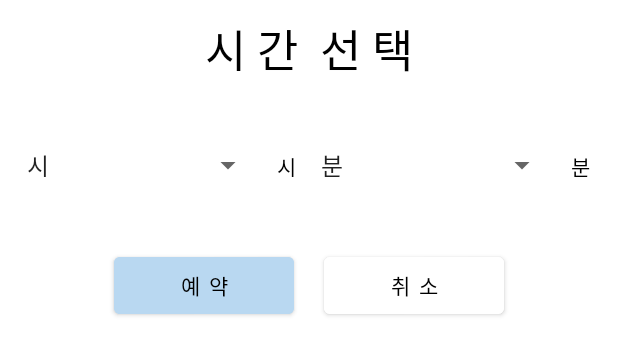
After one commit to naki1114/Yesik, an Android app: the layout time_dialog.xml on its own in the app's theme, with its tools: preview values and no code run, on a phone screen of 412 x 824 dp. The commit adds this screen. Shown: the top 355 px of the screen. Run offline under Robolectric (Android 15) with nearby library versions, the phone set to English and light mode, and no system bars.

Commit message:
- 시간 예약 레이아웃 수정 + Dialog로 시간 선택 예약 - 개인 회원 시간 예약 완료

```diff
--- a/app/src/main/java/com/example/yesik/RestaurantAdapter.java
+++ b/app/src/main/java/com/example/yesik/RestaurantAdapter.java
@@ -36,8 +36,8 @@ public class RestaurantAdapter extends RecyclerView.Adapter<RestaurantAdapter.Re
             itemView.setOnClickListener(new View.OnClickListener() {
                 @Override
                 public void onClick(View view) {
-                    Intent putIntent = new Intent(context, Reserve_Time.class);
-                    context.startActivity(putIntent);
+                    Intent putInfo = new Intent(context, Reserve_Time.class);
+                    context.startActivity(putInfo);
                 }
             });
         }
--- /dev/null
+++ b/app/src/main/res/layout/time_dialog.xml
@@ -0,0 +1,89 @@
+<?xml version="1.0" encoding="utf-8"?>
+<LinearLayout xmlns:android="http://schemas.android.com/apk/res/android"
+    android:layout_width="match_parent"
+    android:layout_height="wrap_content"
+    android:orientation="vertical"
+    android:padding="10dp">
+
+    <TextView
+        android:id="@+id/timeText"
+        android:layout_width="match_parent"
+        android:layout_height="wrap_content"
+        android:gravity="center"
+        android:fontFamily="@font/dongdong"
+        android:text="시 간  선 택"
+        android:textColor="@color/black"
+        android:textSize="30sp" />
+
+    <LinearLayout
+        android:layout_width="match_parent"
+        android:layout_height="wrap_content"
+        android:layout_marginTop="30dp"
+        android:orientation="horizontal">
+
+        <Spinner
+            android:id="@+id/hourSelectSpinner"
+            android:layout_width="match_parent"
+            android:layout_height="50dp"
+            android:layout_weight="1"
+            android:contentDescription="시 선택"
+            android:entries="@array/hour"/>
+
+        <TextView
+            android:id="@+id/hourTextView"
+            android:layout_width="30dp"
+            android:layout_height="50dp"
+            android:gravity="center"
+            android:fontFamily="@font/dongdong"
+            android:text="시"
+            android:textColor="@color/black" />
+
+        <Spinner
+            android:id="@+id/minuteSeletcSpinner"
+            android:layout_width="match_parent"
+            android:layout_height="50dp"
+            android:layout_weight="1"
+            android:contentDescription="분 선택"
+            android:entries="@array/minute"/>
+
+        <TextView
+            android:id="@+id/minuteTextVew"
+            android:layout_width="30dp"
+            android:layout_height="50dp"
+            android:gravity="center"
+            android:fontFamily="@font/dongdong"
+            android:text="분"
+            android:textColor="@color/black" />
+
+    </LinearLayout>
+
+    <LinearLayout
+        android:layout_width="match_parent"
+        android:layout_height="wrap_content"
+        android:layout_marginTop="30dp"
+        android:gravity="center"
+        android:orientation="horizontal">
+
+        <Button
+            android:id="@+id/dialogReserveButton"
+            android:layout_width="120dp"
+            android:layout_height="50dp"
+            android:layout_marginRight="10dp"
+            android:backgroundTint="@color/lightSkyBlue"
+            android:fontFamily="@font/dongdong"
+            android:text="예 약"
+            android:textColor="@color/black" />
+
+        <Button
+            android:id="@+id/dialogCancelButton"
+            android:layout_width="120dp"
+            android:layout_height="50dp"
+            android:layout_marginLeft="10dp"
+            android:backgroundTint="@color/white"
+            android:fontFamily="@font/dongdong"
+            android:text="취 소"
+            android:textColor="@color/black" />
+
+    </LinearLayout>
+
+</LinearLayout>
--- a/app/src/main/res/values/array.xml
+++ b/app/src/main/res/values/array.xml
@@ -19,4 +19,42 @@
         <item>기타</item>
     </string-array>
 
+    <string-array name="hour">
+        <item>시</item>
+        <item>00</item>
+        <item>01</item>
+        <item>02</item>
+        <item>03</item>
+        <item>04</item>
+        <item>05</item>
+        <item>06</item>
+        <item>07</item>
+        <item>08</item>
+        <item>09</item>
+        <item>10</item>
+        <item>11</item>
+        <item>12</item>
+        <item>13</item>
+        <item>14</item>
+        <item>15</item>
+        <item>16</item>
+        <item>17</item>
+        <item>18</item>
+        <item>19</item>
+        <item>20</item>
+        <item>21</item>
+        <item>22</item>
+        <item>23</item>
+    </string-array>
+
+    <string-array name="minute">
+        <item>분</item>
+        <item>00</item>
+        <item>10</item>
+        <item>20</item>
+        <item>30</item>
+        <item>40</item>
+        <item>50</item>
+    </string-array>
+
 </resources>
```
Also changed, not shown: app/src/main/java/com/example/yesik/Reserve_Time.java (+135 -2 lines), app/src/main/res/layout/activity_reserve_time.xml (+49 -50 lines).
